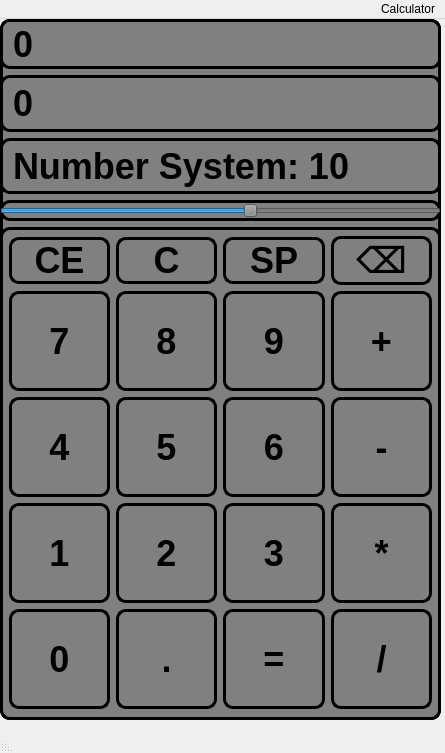
This is UI/calculator.ui in m1n1tea/forth_semester as Qt 5 draws it before an edit. The edited form follows.
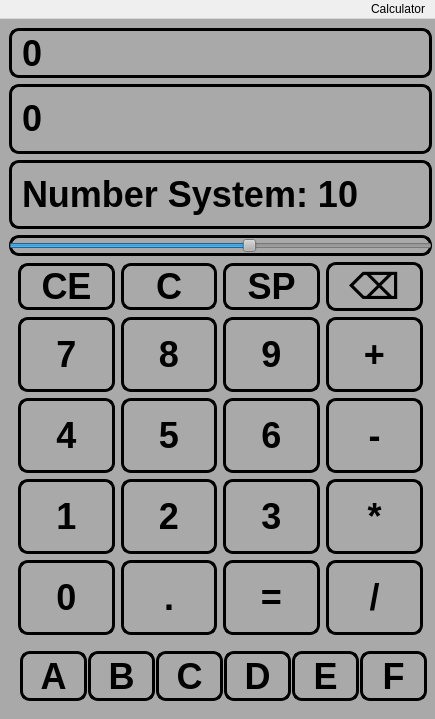
This is the edited form.

```diff
--- a/UI/calculator.ui
+++ b/UI/calculator.ui
@@ -6,8 +6,8 @@
    <rect>
     <x>0</x>
     <y>0</y>
-    <width>445</width>
-    <height>753</height>
+    <width>435</width>
+    <height>719</height>
    </rect>
   </property>
   <property name="windowTitle">
@@ -16,8 +16,11 @@
   <property name="layoutDirection">
    <enum>Qt::RightToLeft</enum>
   </property>
+  <property name="toolButtonStyle">
+   <enum>Qt::ToolButtonTextOnly</enum>
+  </property>
   <widget class="QWidget" name="centralwidget">
-   <widget class="QWidget" name="whole_calculator" native="true">
+   <widget class="QGroupBox" name="whole_calculator">
     <property name="geometry">
      <rect>
       <x>0</x>
@@ -27,12 +30,56 @@
      </rect>
     </property>
     <property name="styleSheet">
-     <string notr="true">     background-color: gray;
-     border-style: outset;
+     <string notr="true">QPushButton{
+	 max-hegiht: 75px;
+	 border-style: outset;
      border-width: 3px;
      border-radius: 10px;
      border-color: black;
-     font: bold 36px;</string>
+	 background-color: darkGray;
+	 font: bold 36px;
+}
+QPushButton:pressed{
+	max-hegiht: 75px;
+	 border-style: outset;
+     border-width: 3px;
+     border-radius: 10px;
+     border-color: black;
+	 background-color: lightGray;
+	 font: bold 36px;
+}
+QPushButton:!enabled{
+	max-hegiht: 75px;
+	 border-style: outset;
+     border-width: 3px;
+     border-radius: 10px;
+     border-color: black;
+	 background-color: gray;
+	 font: bold 36px;
+}
+QGroupBox{
+	 border-style: outset;
+     border-width: 0px;
+	 background-color: darkGray;
+}
+QSlider{
+	 border-style: outset;
+     border-width: 3px;
+     border-radius: 10px;
+     border-color: black;
+	 background-color: darkGray;
+	 font: bold 36px;
+}
+QLabel{
+	 border-style: outset;
+     border-width: 3px;
+     border-radius: 10px;
+     border-color: black;
+	 background-color: darkGray;
+	 font: bold 36px;
+}
+
+</string>
     </property>
     <layout class="QVBoxLayout" name="verticalLayout_2">
      <item>
@@ -97,7 +144,7 @@
       </widget>
      </item>
      <item>
-      <widget class="QWidget" name="buttons" native="true">
+      <widget class="QGroupBox" name="buttons">
        <property name="sizePolicy">
         <sizepolicy hsizetype="Preferred" vsizetype="Preferred">
          <horstretch>0</horstretch>
@@ -108,22 +155,12 @@
         <string notr="true"/>
        </property>
        <layout class="QGridLayout" name="buttonLayout">
+        <property name="topMargin">
+         <number>0</number>
+        </property>
         <property name="bottomMargin">
-         <number>11</number>
+         <number>0</number>
         </property>
-        <item row="3" column="4">
-         <widget class="QPushButton" name="pushButton_7">
-          <property name="minimumSize">
-           <size>
-            <width>100</width>
-            <height>100</height>
-           </size>
-          </property>
-          <property name="text">
-           <string>4</string>
-          </property>
-         </widget>
-        </item>
         <item row="2" column="1">
          <widget class="QPushButton" name="calcButton7">
           <property name="sizePolicy">
@@ -135,7 +172,7 @@
           <property name="minimumSize">
            <size>
             <width>0</width>
-            <height>100</height>
+            <height>75</height>
            </size>
           </property>
           <property name="styleSheet">
@@ -152,6 +189,19 @@
           </property>
          </widget>
         </item>
+        <item row="3" column="4">
+         <widget class="QPushButton" name="pushButton_7">
+          <property name="minimumSize">
+           <size>
+            <width>0</width>
+            <height>75</height>
+           </size>
+          </property>
+          <property name="text">
+           <string>4</string>
+          </property>
+         </widget>
+        </item>
         <item row="2" column="3">
          <widget class="QPushButton" name="pushButton_4">
           <property name="sizePolicy">
@@ -162,8 +212,8 @@
           </property>
           <property name="minimumSize">
            <size>
-            <width>100</width>
-            <height>100</height>
+            <width>0</width>
+            <height>75</height>
            </size>
           </property>
           <property name="text">
@@ -171,6 +221,25 @@
           </property>
          </widget>
         </item>
+        <item row="4" column="0">
+         <widget class="QPushButton" name="pushButton_16">
+          <property name="sizePolicy">
+           <sizepolicy hsizetype="Minimum" vsizetype="Minimum">
+            <horstretch>0</horstretch>
+            <verstretch>0</verstretch>
+           </sizepolicy>
+          </property>
+          <property name="minimumSize">
+           <size>
+            <width>0</width>
+            <height>75</height>
+           </size>
+          </property>
+          <property name="text">
+           <string>*</string>
+          </property>
+         </widget>
+        </item>
         <item row="3" column="3">
          <widget class="QPushButton" name="pushButton">
           <property name="sizePolicy">
@@ -181,8 +250,8 @@
           </property>
           <property name="minimumSize">
            <size>
-            <width>100</width>
-            <height>100</height>
+            <width>0</width>
+            <height>75</height>
            </size>
           </property>
           <property name="text">
@@ -190,25 +259,6 @@
           </property>
          </widget>
         </item>
-        <item row="2" column="4">
-         <widget class="QPushButton" name="pushButton_6">
-          <property name="sizePolicy">
-           <sizepolicy hsizetype="Minimum" vsizetype="Maximum">
-            <horstretch>0</horstretch>
-            <verstretch>0</verstretch>
-           </sizepolicy>
-          </property>
-          <property name="minimumSize">
-           <size>
-            <width>100</width>
-            <height>100</height>
-           </size>
-          </property>
-          <property name="text">
-           <string>7</string>
-          </property>
-         </widget>
-        </item>
         <item row="3" column="1">
          <widget class="QPushButton" name="pushButton_2">
           <property name="sizePolicy">
@@ -219,8 +269,8 @@
           </property>
           <property name="minimumSize">
            <size>
-            <width>100</width>
-            <height>100</height>
+            <width>0</width>
+            <height>75</height>
            </size>
           </property>
           <property name="text">
@@ -228,60 +278,22 @@
           </property>
          </widget>
         </item>
-        <item row="4" column="0">
-         <widget class="QPushButton" name="pushButton_16">
+        <item row="2" column="4">
+         <widget class="QPushButton" name="pushButton_6">
           <property name="sizePolicy">
-           <sizepolicy hsizetype="Minimum" vsizetype="Minimum">
+           <sizepolicy hsizetype="Minimum" vsizetype="Maximum">
             <horstretch>0</horstretch>
             <verstretch>0</verstretch>
            </sizepolicy>
           </property>
           <property name="minimumSize">
            <size>
-            <width>100</width>
-            <height>100</height>
+            <width>0</width>
+            <height>75</height>
            </size>
           </property>
           <property name="text">
-           <string>*</string>
-          </property>
-         </widget>
-        </item>
-        <item row="4" column="1">
-         <widget class="QPushButton" name="pushButton_3">
-          <property name="sizePolicy">
-           <sizepolicy hsizetype="Minimum" vsizetype="Minimum">
-            <horstretch>0</horstretch>
-            <verstretch>0</verstretch>
-           </sizepolicy>
-          </property>
-          <property name="minimumSize">
-           <size>
-            <width>100</width>
-            <height>100</height>
-           </size>
-          </property>
-          <property name="text">
-           <string>3</string>
-          </property>
-         </widget>
-        </item>
-        <item row="5" column="0">
-         <widget class="QPushButton" name="pushButton_17">
-          <property name="sizePolicy">
-           <sizepolicy hsizetype="Minimum" vsizetype="Minimum">
-            <horstretch>0</horstretch>
-            <verstretch>0</verstretch>
-           </sizepolicy>
-          </property>
-          <property name="minimumSize">
-           <size>
-            <width>100</width>
-            <height>100</height>
-           </size>
-          </property>
-          <property name="text">
-           <string>/</string>
+           <string>7</string>
           </property>
          </widget>
         </item>
@@ -295,8 +307,8 @@
           </property>
           <property name="minimumSize">
            <size>
-            <width>100</width>
-            <height>100</height>
+            <width>0</width>
+            <height>75</height>
            </size>
           </property>
           <property name="text">
@@ -304,8 +316,8 @@
           </property>
          </widget>
         </item>
-        <item row="5" column="4">
-         <widget class="QPushButton" name="pushButton_2">
+        <item row="5" column="0">
+         <widget class="QPushButton" name="pushButton_17">
           <property name="sizePolicy">
            <sizepolicy hsizetype="Minimum" vsizetype="Minimum">
             <horstretch>0</horstretch>
@@ -314,12 +326,38 @@
           </property>
           <property name="minimumSize">
            <size>
-            <width>100</width>
-            <height>0</height>
+            <width>0</width>
+            <height>75</height>
            </size>
           </property>
           <property name="text">
-           <string>0</string>
+           <string>/</string>
+          </property>
+         </widget>
+        </item>
+        <item row="4" column="1">
+         <widget class="QPushButton" name="pushButton_3">
+          <property name="sizePolicy">
+           <sizepolicy hsizetype="Minimum" vsizetype="Minimum">
+            <horstretch>0</horstretch>
+            <verstretch>0</verstretch>
+           </sizepolicy>
+          </property>
+          <property name="minimumSize">
+           <size>
+            <width>0</width>
+            <height>75</height>
+           </size>
+          </property>
+          <property name="text">
+           <string>3</string>
+          </property>
+         </widget>
+        </item>
+        <item row="0" column="3">
+         <widget class="QPushButton" name="pushButton_13">
+          <property name="text">
+           <string>C</string>
           </property>
          </widget>
         </item>
@@ -333,8 +371,8 @@
           </property>
           <property name="minimumSize">
            <size>
-            <width>100</width>
-            <height>100</height>
+            <width>0</width>
+            <height>75</height>
            </size>
           </property>
           <property name="text">
@@ -342,10 +380,22 @@
           </property>
          </widget>
         </item>
-        <item row="0" column="3">
-         <widget class="QPushButton" name="pushButton_13">
+        <item row="5" column="4">
+         <widget class="QPushButton" name="pushButton_2">
+          <property name="sizePolicy">
+           <sizepolicy hsizetype="Minimum" vsizetype="Minimum">
+            <horstretch>0</horstretch>
+            <verstretch>0</verstretch>
+           </sizepolicy>
+          </property>
+          <property name="minimumSize">
+           <size>
+            <width>0</width>
+            <height>75</height>
+           </size>
+          </property>
           <property name="text">
-           <string>C</string>
+           <string>0</string>
           </property>
          </widget>
         </item>
@@ -353,8 +403,8 @@
          <widget class="QPushButton" name="pushButton_8">
           <property name="minimumSize">
            <size>
-            <width>100</width>
-            <height>100</height>
+            <width>0</width>
+            <height>75</height>
            </size>
           </property>
           <property name="text">
@@ -366,8 +416,8 @@
          <widget class="QPushButton" name="pushButton_5">
           <property name="minimumSize">
            <size>
-            <width>100</width>
-            <height>100</height>
+            <width>0</width>
+            <height>75</height>
            </size>
           </property>
           <property name="text">
@@ -395,25 +445,6 @@
           </property>
          </widget>
         </item>
-        <item row="3" column="0">
-         <widget class="QPushButton" name="pushButton_15">
-          <property name="sizePolicy">
-           <sizepolicy hsizetype="Minimum" vsizetype="Minimum">
-            <horstretch>0</horstretch>
-            <verstretch>0</verstretch>
-           </sizepolicy>
-          </property>
-          <property name="minimumSize">
-           <size>
-            <width>100</width>
-            <height>100</height>
-           </size>
-          </property>
-          <property name="text">
-           <string>-</string>
-          </property>
-         </widget>
-        </item>
         <item row="5" column="3">
          <widget class="QPushButton" name="pushButton_10">
           <property name="sizePolicy">
@@ -424,8 +455,8 @@
           </property>
           <property name="minimumSize">
            <size>
-            <width>100</width>
-            <height>100</height>
+            <width>0</width>
+            <height>75</height>
            </size>
           </property>
           <property name="text">
@@ -440,6 +471,196 @@
           </property>
          </widget>
         </item>
+        <item row="3" column="0">
+         <widget class="QPushButton" name="pushButton_15">
+          <property name="sizePolicy">
+           <sizepolicy hsizetype="Minimum" vsizetype="Minimum">
+            <horstretch>0</horstretch>
+            <verstretch>0</verstretch>
+           </sizepolicy>
+          </property>
+          <property name="minimumSize">
+           <size>
+            <width>0</width>
+            <height>75</height>
+           </size>
+          </property>
+          <property name="text">
+           <string>-</string>
+          </property>
+         </widget>
+        </item>
+       </layout>
+      </widget>
+     </item>
+     <item>
+      <widget class="QGroupBox" name="horizontalGroupBox">
+       <layout class="QHBoxLayout" name="horizontalLayout_2">
+        <property name="spacing">
+         <number>1</number>
+        </property>
+        <property name="leftMargin">
+         <number>11</number>
+        </property>
+        <property name="topMargin">
+         <number>0</number>
+        </property>
+        <property name="rightMargin">
+         <number>5</number>
+        </property>
+        <property name="bottomMargin">
+         <number>0</number>
+        </property>
+        <item>
+         <widget class="QPushButton" name="pushButton_24">
+          <property name="sizePolicy">
+           <sizepolicy hsizetype="Expanding" vsizetype="Minimum">
+            <horstretch>0</horstretch>
+            <verstretch>0</verstretch>
+           </sizepolicy>
+          </property>
+          <property name="minimumSize">
+           <size>
+            <width>0</width>
+            <height>50</height>
+           </size>
+          </property>
+          <property name="maximumSize">
+           <size>
+            <width>16777215</width>
+            <height>50</height>
+           </size>
+          </property>
+          <property name="text">
+           <string>F</string>
+          </property>
+         </widget>
+        </item>
+        <item>
+         <widget class="QPushButton" name="pushButton_23">
+          <property name="sizePolicy">
+           <sizepolicy hsizetype="Expanding" vsizetype="Minimum">
+            <horstretch>0</horstretch>
+            <verstretch>0</verstretch>
+           </sizepolicy>
+          </property>
+          <property name="minimumSize">
+           <size>
+            <width>0</width>
+            <height>50</height>
+           </size>
+          </property>
+          <property name="maximumSize">
+           <size>
+            <width>16777215</width>
+            <height>50</height>
+           </size>
+          </property>
+          <property name="text">
+           <string>E</string>
+          </property>
+         </widget>
+        </item>
+        <item>
+         <widget class="QPushButton" name="pushButton_22">
+          <property name="sizePolicy">
+           <sizepolicy hsizetype="Expanding" vsizetype="Minimum">
+            <horstretch>0</horstretch>
+            <verstretch>0</verstretch>
+           </sizepolicy>
+          </property>
+          <property name="minimumSize">
+           <size>
+            <width>0</width>
+            <height>50</height>
+           </size>
+          </property>
+          <property name="maximumSize">
+           <size>
+            <width>16777215</width>
+            <height>50</height>
+           </size>
+          </property>
+          <property name="text">
+           <string>D</string>
+          </property>
+         </widget>
+        </item>
+        <item>
+         <widget class="QPushButton" name="pushButton_21">
+          <property name="sizePolicy">
+           <sizepolicy hsizetype="Expanding" vsizetype="Minimum">
+            <horstretch>0</horstretch>
+            <verstretch>0</verstretch>
+           </sizepolicy>
+          </property>
+          <property name="minimumSize">
+           <size>
+            <width>0</width>
+            <height>50</height>
+           </size>
+          </property>
+          <property name="maximumSize">
+           <size>
+            <width>16777215</width>
+            <height>50</height>
+           </size>
+          </property>
+          <property name="text">
+           <string>C</string>
+          </property>
+         </widget>
+        </item>
+        <item>
+         <widget class="QPushButton" name="pushButton_20">
+          <property name="sizePolicy">
+           <sizepolicy hsizetype="Expanding" vsizetype="Minimum">
+            <horstretch>0</horstretch>
+            <verstretch>0</verstretch>
+           </sizepolicy>
+          </property>
+          <property name="minimumSize">
+           <size>
+            <width>0</width>
+            <height>50</height>
+           </size>
+          </property>
+          <property name="maximumSize">
+           <size>
+            <width>16777215</width>
+            <height>50</height>
+           </size>
+          </property>
+          <property name="text">
+           <string>B</string>
+          </property>
+         </widget>
+        </item>
+        <item>
+         <widget class="QPushButton" name="pushButton_19">
+          <property name="sizePolicy">
+           <sizepolicy hsizetype="Expanding" vsizetype="Minimum">
+            <horstretch>0</horstretch>
+            <verstretch>0</verstretch>
+           </sizepolicy>
+          </property>
+          <property name="minimumSize">
+           <size>
+            <width>0</width>
+            <height>50</height>
+           </size>
+          </property>
+          <property name="maximumSize">
+           <size>
+            <width>16777215</width>
+            <height>50</height>
+           </size>
+          </property>
+          <property name="text">
+           <string>A</string>
+          </property>
+         </widget>
+        </item>
        </layout>
       </widget>
      </item>
@@ -451,7 +672,7 @@
     <rect>
      <x>0</x>
      <y>0</y>
-     <width>445</width>
+     <width>435</width>
      <height>26</height>
     </rect>
    </property>
@@ -462,7 +683,6 @@
    </widget>
    <addaction name="menuCalculator"/>
   </widget>
-  <widget class="QStatusBar" name="statusbar"/>
  </widget>
  <resources/>
  <connections/>
```
